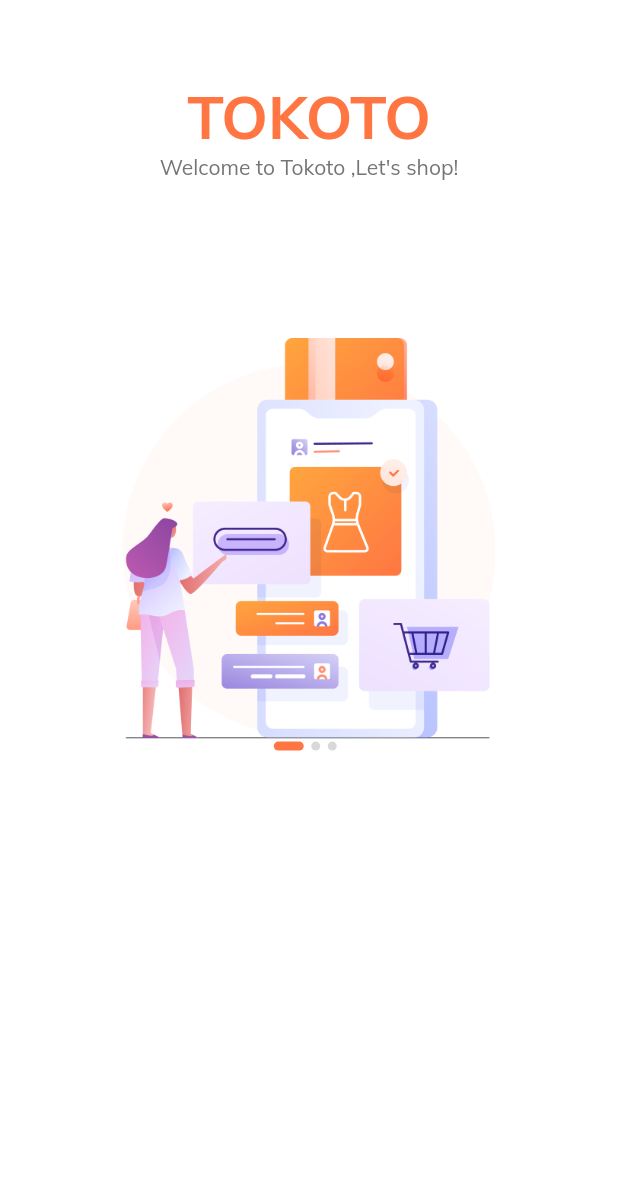
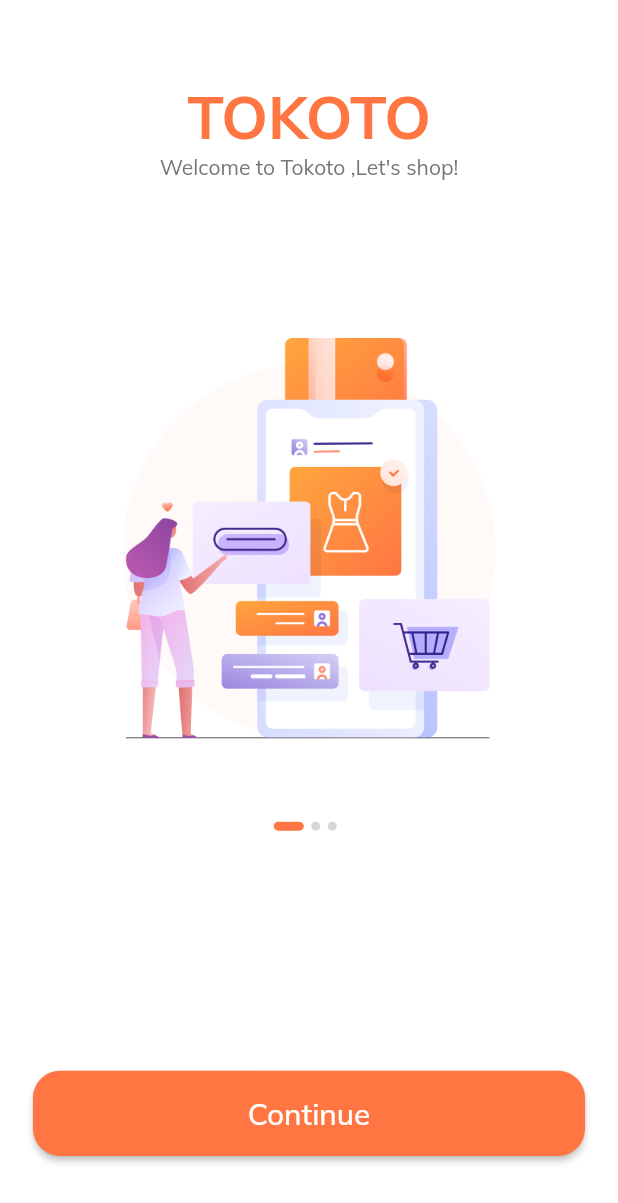
Before and after one commit to HalilMertDeveli/ETradeAppWithVideos-, a Flutter app: the screen it shows after launch, on a phone screen of 412 x 824 dp. Shown: the top 1203 px of the screen. Run offline on Flutter 3.47's test engine with Material 2 defaults, Android fonts, the light colour scheme and no system bars.

Commit message:
first video has been finished

```diff
--- /dev/null
+++ b/lib/companents/default_button.dart
@@ -0,0 +1,31 @@
+import 'package:e_trade_app_with_flutter_way/constraints.dart';
+import 'package:e_trade_app_with_flutter_way/size_config.dart';
+import 'package:flutter/material.dart';
+
+class DefaultButton extends StatelessWidget {
+  const DefaultButton({
+    Key? key,
+    required this.text,
+    required this.press,
+  }) : super(key: key);
+  final String text;
+  final VoidCallback press;
+
+  @override
+  Widget build(BuildContext context) {
+    return SizedBox(
+      width: double.infinity,
+      height: getProportionateScreenHeight(56),
+      child: MaterialButton(
+        shape: RoundedRectangleBorder(borderRadius: BorderRadius.circular(18)),
+        color: kPrimaryColor,
+        child: Text(
+          text,
+          style: TextStyle(
+              fontSize: getProportionateScreenWidth(18), color: Colors.white),
+        ),
+        onPressed: press,
+      ),
+    );
+  }
+}
--- a/lib/main.dart
+++ b/lib/main.dart
@@ -1,4 +1,5 @@
 import 'package:e_trade_app_with_flutter_way/constraints.dart';
+import 'package:e_trade_app_with_flutter_way/routes.dart';
 import 'package:e_trade_app_with_flutter_way/screens/splash/splash_screen.dart';
 import 'package:flutter/material.dart';
 
@@ -23,7 +24,9 @@
             bodyText1: TextStyle(color: kTextColor),
             bodyText2: TextStyle(color: kTextColor)),
       ),
-      home: SplashScreen(),
+      // home: SplashScreen(),
+      initialRoute: SplashScreen.routeName,
+      routes: routes,
     );
   }
 }
--- /dev/null
+++ b/lib/routes.dart
@@ -0,0 +1,6 @@
+import 'package:e_trade_app_with_flutter_way/screens/splash/splash_screen.dart';
+import 'package:flutter/cupertino.dart';
+
+final Map<String, WidgetBuilder> routes = {
+  SplashScreen.routeName: (context) => SplashScreen()
+};
--- a/lib/screens/splash/companets/body.dart
+++ b/lib/screens/splash/companets/body.dart
@@ -1,5 +1,7 @@
+import 'package:e_trade_app_with_flutter_way/companents/default_button.dart';
 import 'package:e_trade_app_with_flutter_way/constraints.dart';
 import 'package:e_trade_app_with_flutter_way/screens/splash/companets/splash_content.dart';
+import 'package:e_trade_app_with_flutter_way/size_config.dart';
 import 'package:flutter/material.dart';
 
 class Body extends StatefulWidget {
@@ -52,16 +54,29 @@
                 )),
             Expanded(
               flex: 2,
+              child: Padding(
+                padding: EdgeInsets.symmetric(
+                    horizontal: getProportionateScreenWidth(20)),
                 child: Column(
                   children: [
+                    Spacer(),
                     Row(
                       mainAxisAlignment: MainAxisAlignment.center,
                       children: List.generate(
                         splashData.length,
                         (index) => buildDot(index: index),
                       ),
-                  )
+                    ),
+                    Spacer(
+                      flex: 3,
+                    ),
+                    DefaultButton(
+                      text: 'Continue',
+                      press: () {},
+                    ),
+                    Spacer()
                   ],
+                ),
               ),
             ),
           ],
--- a/lib/screens/splash/splash_screen.dart
+++ b/lib/screens/splash/splash_screen.dart
@@ -3,6 +3,8 @@
 import 'package:flutter/material.dart';
 
 class SplashScreen extends StatelessWidget {
+  static final String routeName = '/spllash';
+
   const SplashScreen({super.key});
 
   @override
```
Lines whose indentation alone changed are shown as unchanged.
